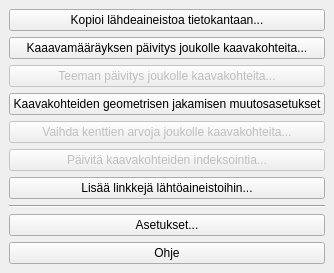
Before: the Qt Designer form yleiskaava_dockwidget_base.ui in ernoma/yleiskaava, drawn with Qt 5.
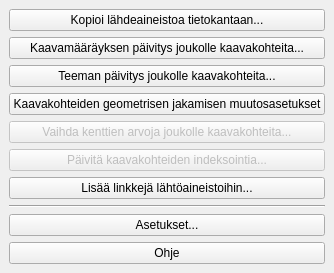
After: the same form once the commit is applied.

```diff
--- a/yleiskaava_dockwidget_base.ui
+++ b/yleiskaava_dockwidget_base.ui
@@ -27,14 +27,14 @@
       <item>
        <widget class="QPushButton" name="pushButtonUpdateRegulationForGroup">
         <property name="text">
-         <string>Kaaavamääräyksen päivitys joukolle kaavakohteita...</string>
+         <string>Kaavamääräyksen päivitys joukolle kaavakohteita...</string>
         </property>
        </widget>
       </item>
       <item>
        <widget class="QPushButton" name="pushButtonUpdateThemeForGroup">
         <property name="enabled">
-         <bool>false</bool>
+         <bool>true</bool>
         </property>
         <property name="text">
          <string>Teeman päivitys joukolle kaavakohteita...</string>
```
